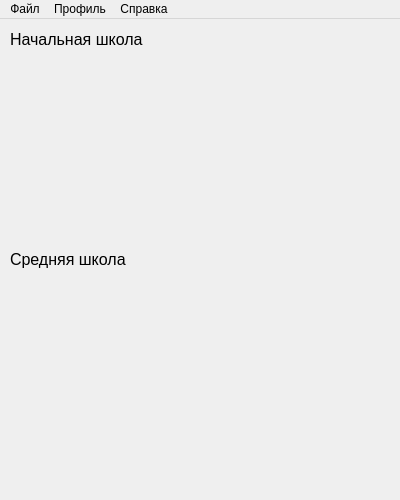
This is app/mainwindow.ui in Rexagon/kanji-tutor as Qt 5 draws it before an edit. The edited form follows.
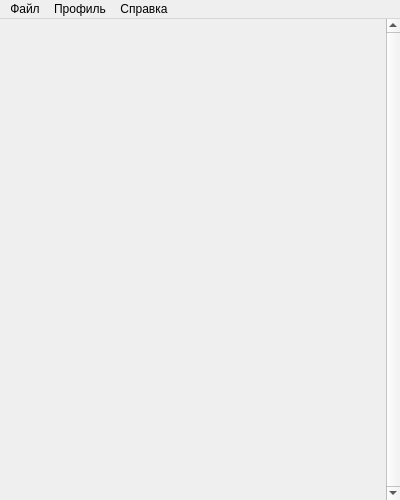
This is the edited form.

```diff
--- a/app/mainwindow.ui
+++ b/app/mainwindow.ui
@@ -42,61 +42,40 @@
      </rect>
     </property>
     <widget class="QWidget" name="page">
-     <widget class="QWidget" name="widgetElementary" native="true">
+     <widget class="QScrollArea" name="groupsScrollArea">
       <property name="geometry">
        <rect>
-        <x>0</x>
-        <y>30</y>
-        <width>381</width>
-        <height>185</height>
+        <x>9</x>
+        <y>0</y>
+        <width>391</width>
+        <height>481</height>
        </rect>
       </property>
-     </widget>
-     <widget class="QWidget" name="widgetPrimary" native="true">
-      <property name="geometry">
-       <rect>
-        <x>0</x>
-        <y>250</y>
-        <width>381</width>
-        <height>185</height>
-       </rect>
+      <property name="frameShape">
+       <enum>QFrame::NoFrame</enum>
       </property>
-     </widget>
-     <widget class="QLabel" name="labelElementary">
-      <property name="geometry">
-       <rect>
-        <x>10</x>
-        <y>10</y>
-        <width>371</width>
-        <height>21</height>
-       </rect>
+      <property name="verticalScrollBarPolicy">
+       <enum>Qt::ScrollBarAlwaysOn</enum>
       </property>
-      <property name="font">
-       <font>
-        <pointsize>12</pointsize>
-       </font>
+      <property name="horizontalScrollBarPolicy">
+       <enum>Qt::ScrollBarAlwaysOff</enum>
       </property>
-      <property name="text">
-       <string>Начальная школа</string>
+      <property name="widgetResizable">
+       <bool>true</bool>
       </property>
-     </widget>
-     <widget class="QLabel" name="labelPrimary">
-      <property name="geometry">
-       <rect>
-        <x>10</x>
-        <y>230</y>
-        <width>371</width>
-        <height>21</height>
-       </rect>
+      <property name="alignment">
+       <set>Qt::AlignLeading|Qt::AlignLeft|Qt::AlignVCenter</set>
       </property>
-      <property name="font">
-       <font>
-        <pointsize>12</pointsize>
-       </font>
-      </property>
-      <property name="text">
-       <string>Средняя школа</string>
-      </property>
+      <widget class="QWidget" name="widgetScrollArea">
+       <property name="geometry">
+        <rect>
+         <x>0</x>
+         <y>0</y>
+         <width>374</width>
+         <height>481</height>
+        </rect>
+       </property>
+      </widget>
      </widget>
     </widget>
     <widget class="QWidget" name="page_2">
```
